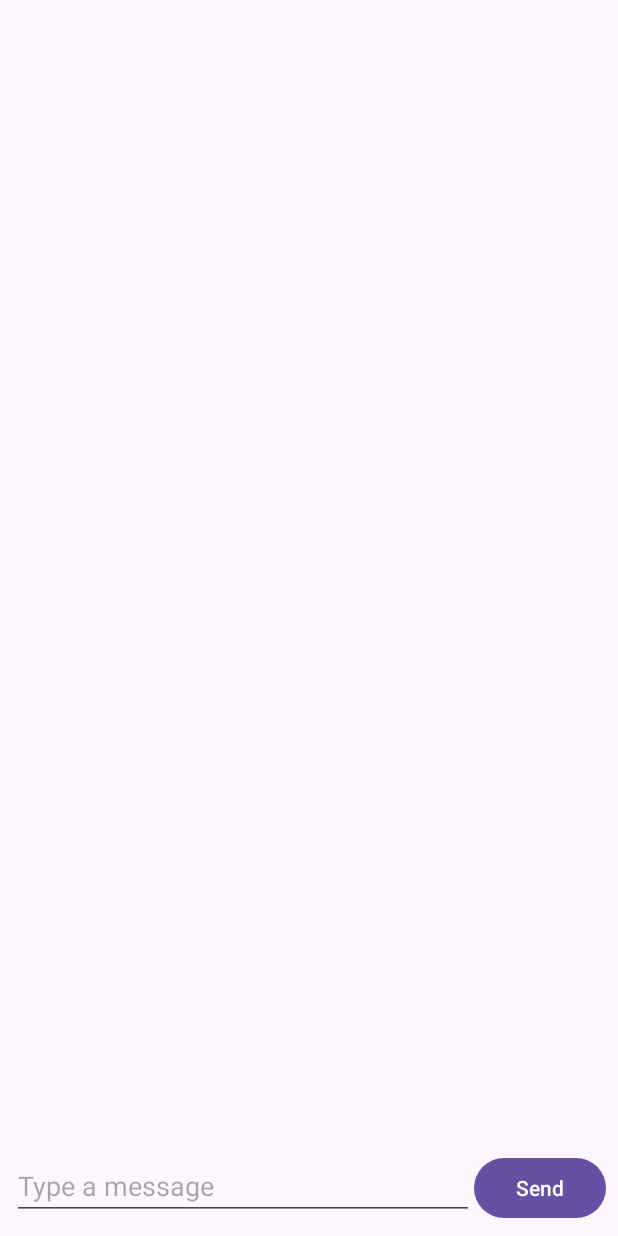
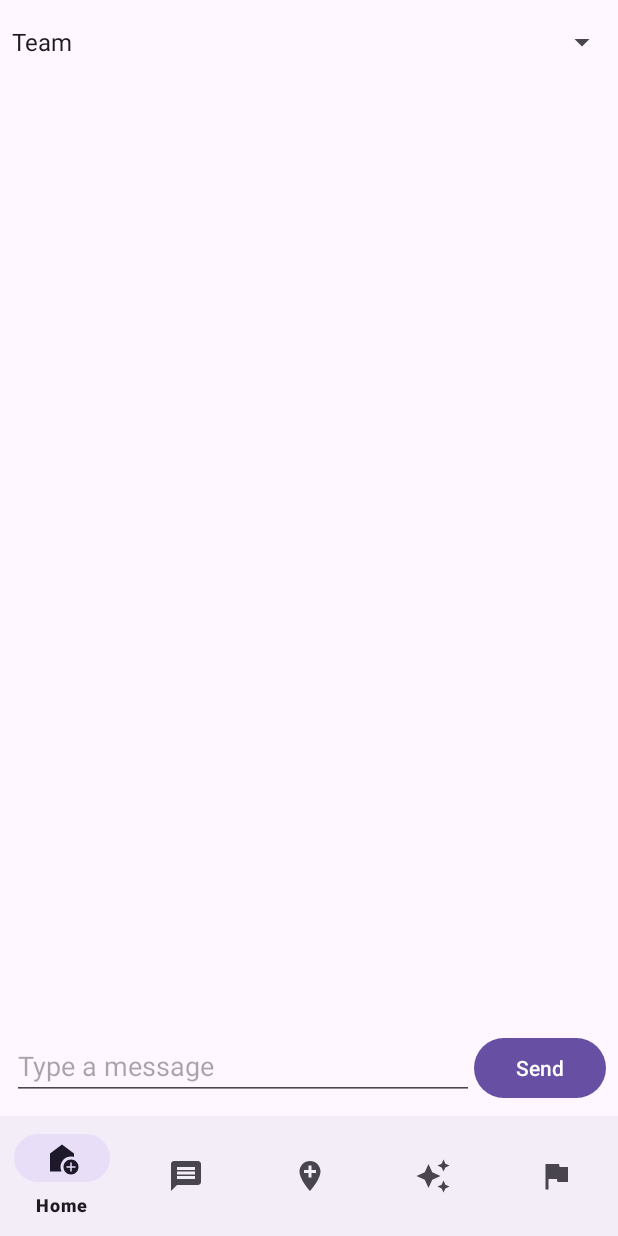
Before and after one commit to charpasi/FitNeighborApp, an Android app built with Jetpack Compose: the screen it shows after launch (MessagesActivity), item 2 of the bottom bar chosen, on a phone screen of 412 x 824 dp. Run offline under Robolectric (Android 15) with nearby library versions, the light colour scheme and no system bars; our stand-ins replace Room's generated code.

Commit message:
added some backend to store messages and fixed drop down

```diff
--- a/app/build.gradle.kts
+++ b/app/build.gradle.kts
@@ -41,6 +41,7 @@ android {
 
 dependencies {
 
+    implementation (libs.room.runtime)
     implementation(libs.appcompat)
     implementation(libs.material)
     implementation(libs.activity)
@@ -59,4 +60,5 @@ dependencies {
     androidTestImplementation(libs.ui.test.junit4)
     debugImplementation(libs.ui.tooling)
     debugImplementation(libs.ui.test.manifest)
+    annotationProcessor (libs.room.compiler)
 }
--- /dev/null
+++ b/app/src/main/java/com/example/fitneighborapp/data/AppDatabase.java
@@ -0,0 +1,27 @@
+package com.example.fitneighborapp.data;
+
+import android.content.Context;
+
+import androidx.room.Database;
+import androidx.room.Room;
+import androidx.room.RoomDatabase;
+
+import com.example.fitneighborapp.messages.Messages;
+
+@Database(entities = {Messages.class}, version = 1, exportSchema = false)
+public abstract class AppDatabase extends RoomDatabase {
+
+    private static AppDatabase instance;
+
+    public abstract MessageDao messageDao();
+
+    public static synchronized AppDatabase getInstance(Context context) {
+        if (instance == null) {
+            instance = Room.databaseBuilder(context.getApplicationContext(),
+                            AppDatabase.class, "fitneighbor_database")
+                    .fallbackToDestructiveMigration()
+                    .build();
+        }
+        return instance;
+    }
+}
--- /dev/null
+++ b/app/src/main/java/com/example/fitneighborapp/data/MessageDao.java
@@ -0,0 +1,19 @@
+package com.example.fitneighborapp.data;
+
+import androidx.room.Dao;
+import androidx.room.Insert;
+import androidx.room.Query;
+
+import com.example.fitneighborapp.messages.Messages;
+
+import java.util.List;
+
+@Dao
+public interface MessageDao {
+
+    @Insert
+    void insertMessage(Messages message);
+
+    @Query("SELECT * FROM messages WHERE chatType = :chatType ORDER BY timestamp ASC")
+    List<Messages> getMessagesForChat(String chatType);
+}
--- a/app/src/main/java/com/example/fitneighborapp/messages/Messages.java
+++ b/app/src/main/java/com/example/fitneighborapp/messages/Messages.java
@@ -1,17 +1,33 @@
 package com.example.fitneighborapp.messages;
 
+import androidx.room.Entity;
+import androidx.room.PrimaryKey;
+
+@Entity(tableName = "messages")
 public class Messages {
+    @PrimaryKey(autoGenerate = true)
+    private int id;
+
     private String sender;
     private String content;
     private long timestamp;
+    private String chatType;
 
-    public Messages(String sender, String content, long timestamp) {
+    public Messages(String sender, String content, long timestamp, String chatType) {
         this.sender = sender;
         this.content = content;
         this.timestamp = timestamp;
+        this.chatType = chatType;
     }
 
     // Getters and Setters
+    public int getId() {
+        return id;
+    }
+
+    public void setId(int id) {
+        this.id = id;
+    }
     public String getSender() {
         return sender;
     }
@@ -35,4 +51,11 @@ public class Messages {
     public void setTimestamp(long timestamp) {
         this.timestamp = timestamp;
     }
+    public String getChatType() {
+        return chatType;
+    }
+
+    public void setChatType(String chatType) {
+        this.chatType = chatType;
+    }
 }
--- a/app/src/main/java/com/example/fitneighborapp/messages/MessagesActivity.java
+++ b/app/src/main/java/com/example/fitneighborapp/messages/MessagesActivity.java
@@ -1,34 +1,49 @@
 package com.example.fitneighborapp.messages;
 
+import android.os.AsyncTask;
 import android.os.Bundle;
+import android.util.Log;
 import android.view.View;
+import android.widget.AdapterView;
+import android.widget.ArrayAdapter;
 import android.widget.Button;
 import android.widget.EditText;
+import android.widget.Spinner;
+import android.widget.Toast;
+
 import androidx.appcompat.app.AppCompatActivity;
 import androidx.recyclerview.widget.LinearLayoutManager;
 import androidx.recyclerview.widget.RecyclerView;
 
 import com.example.fitneighborapp.R;
+import com.example.fitneighborapp.data.AppDatabase;
+import com.example.fitneighborapp.data.MessageDao;
 
 import java.util.ArrayList;
 import java.util.List;
 
 public class MessagesActivity extends AppCompatActivity {
+
     private RecyclerView recyclerViewMessages;
     private EditText editTextMessage;
     private Button buttonSend;
     private MessageAdapter adapter;
     private List<Messages> messageList;
+    private Spinner spinnerChatSelection;
+    private String currentChatSelection = "Team";  // Default chat selection
+    private AppDatabase appDatabase;
+    private MessageDao messageDao;
 
     @Override
     protected void onCreate(Bundle savedInstanceState) {
         super.onCreate(savedInstanceState);
-        setContentView(R.layout.activity_messages);  // Link to XML layout
+        setContentView(R.layout.activity_messages);
 
-        // Initialize RecyclerView and other views
+        // Initialize views
         recyclerViewMessages = findViewById(R.id.recyclerViewMessages);
         editTextMessage = findViewById(R.id.editTextMessage);
         buttonSend = findViewById(R.id.buttonSend);
+        spinnerChatSelection = findViewById(R.id.spinnerChatSelection);
 
         // Set up the RecyclerView with adapter and layout manager
         messageList = new ArrayList<>();
@@ -36,18 +51,92 @@ public class MessagesActivity extends AppCompatActivity {
         recyclerViewMessages.setLayoutManager(new LinearLayoutManager(this));
         recyclerViewMessages.setAdapter(adapter);
 
+        // Initialize Room database and DAO
+        appDatabase = AppDatabase.getInstance(this);
+        messageDao = appDatabase.messageDao();
+
+        // Create an array of options for the spinner (Team, Town, State)
+        String[] chatOptions = {"Team", "Town", "State"};
+
+        // Set up the adapter to populate the spinner with the options
+        ArrayAdapter<String> adapterSpinner = new ArrayAdapter<>(this, android.R.layout.simple_spinner_item, chatOptions);
+        adapterSpinner.setDropDownViewResource(android.R.layout.simple_spinner_dropdown_item);
+        spinnerChatSelection.setAdapter(adapterSpinner);
+
+        // Spinner item selection listener
+        spinnerChatSelection.setOnItemSelectedListener(new AdapterView.OnItemSelectedListener() {
+            @Override
+            public void onItemSelected(AdapterView<?> parentView, View selectedItemView, int position, long id) {
+                currentChatSelection = parentView.getItemAtPosition(position).toString();
+                // Show a Toast message for testing
+                Toast.makeText(MessagesActivity.this, "Chat switched to: " + currentChatSelection, Toast.LENGTH_SHORT).show();
+                loadMessagesForSelectedChat();  // Load messages based on the selected chat type
+            }
+
+            @Override
+            public void onNothingSelected(AdapterView<?> parentView) {
+                // No action needed here
+            }
+        });
+
         // Send button click listener
         buttonSend.setOnClickListener(new View.OnClickListener() {
             @Override
             public void onClick(View v) {
                 String messageContent = editTextMessage.getText().toString();
                 if (!messageContent.isEmpty()) {
-                    messageList.add(new Messages("You", messageContent, System.currentTimeMillis()));
-                    adapter.notifyItemInserted(messageList.size() - 1);
+                    Messages newMessage = new Messages("You", messageContent, System.currentTimeMillis(), currentChatSelection);
+                    new InsertMessageAsyncTask().execute(newMessage);  // Insert message in background thread
                     editTextMessage.setText("");  // Clear the input field
                     recyclerViewMessages.scrollToPosition(messageList.size() - 1);  // Scroll to bottom
                 }
             }
         });
+
+        // Load initial messages (for default chat type, e.g., "Team")
+        loadMessagesForSelectedChat();
+    }
+
+    // AsyncTask to handle database insert in background
+    private class InsertMessageAsyncTask extends AsyncTask<Messages, Void, Messages> {
+
+        @Override
+        protected Messages doInBackground(Messages... messages) {
+            messageDao.insertMessage(messages[0]);  // Insert the message into the database
+            return messages[0];  // Return the message back to the UI thread
+        }
+
+        @Override
+        protected void onPostExecute(Messages message) {
+            // After inserting, update the message list on the main thread
+            messageList.add(message);  // Add the newly inserted message
+            adapter.notifyItemInserted(messageList.size() - 1);  // Notify adapter
+            recyclerViewMessages.scrollToPosition(messageList.size() - 1);  // Scroll to bottom
+        }
+    }
+
+    // Load messages based on the selected chat type
+    private void loadMessagesForSelectedChat() {
+        // Clear the existing messages
+        messageList.clear();
+
+        // Query the database for messages based on the selected chat type
+        new Thread(new Runnable() {
+            @Override
+            public void run() {
+                List<Messages> messages = messageDao.getMessagesForChat(currentChatSelection);
+
+                // Debugging: Log the number of messages loaded
+                Log.d("MessagesActivity", "Messages loaded: " + messages.size());
+
+                runOnUiThread(new Runnable() {
+                    @Override
+                    public void run() {
+                        messageList.addAll(messages);  // Add fetched messages to the list
+                        adapter.notifyDataSetChanged();  // Notify adapter that data has changed
+                    }
+                });
+            }
+        }).start();  // Make sure the thread runs
     }
 }
--- a/app/src/main/res/layout/activity_messages.xml
+++ b/app/src/main/res/layout/activity_messages.xml
@@ -1,22 +1,40 @@
 <?xml version="1.0" encoding="utf-8"?>
-<LinearLayout xmlns:android="http://schemas.android.com/apk/res/android"
+<androidx.constraintlayout.widget.ConstraintLayout xmlns:android="http://schemas.android.com/apk/res/android"
+    xmlns:app="http://schemas.android.com/apk/res-auto"
     android:layout_width="match_parent"
-    android:layout_height="match_parent"
-    android:orientation="vertical">
+    android:layout_height="match_parent">
+
+    <!-- Dropdown (Spinner) for selecting Team, Town, or State -->
+    <Spinner
+        android:id="@+id/spinnerChatSelection"
+        android:layout_width="match_parent"
+        android:layout_height="wrap_content"
+        android:layout_marginTop="16dp"
+        app:layout_constraintTop_toTopOf="parent"
+        app:layout_constraintStart_toStartOf="parent"
+        app:layout_constraintEnd_toEndOf="parent" />
 
     <!-- Chat messages list -->
     <androidx.recyclerview.widget.RecyclerView
         android:id="@+id/recyclerViewMessages"
-        android:layout_width="match_parent"
+        android:layout_width="0dp"
         android:layout_height="0dp"
-        android:layout_weight="1" />
+        android:layout_marginTop="16dp"
+        app:layout_constraintTop_toBottomOf="@id/spinnerChatSelection"
+        app:layout_constraintStart_toStartOf="parent"
+        app:layout_constraintEnd_toEndOf="parent"
+        app:layout_constraintBottom_toTopOf="@id/messageInputLayout"/>
 
     <!-- Message input and send button -->
     <LinearLayout
+        android:id="@+id/messageInputLayout"
         android:layout_width="match_parent"
         android:layout_height="wrap_content"
         android:orientation="horizontal"
-        android:padding="8dp">
+        android:padding="8dp"
+        app:layout_constraintBottom_toTopOf="@id/bottom_navigation"
+        app:layout_constraintStart_toStartOf="parent"
+        app:layout_constraintEnd_toEndOf="parent">
 
         <EditText
             android:id="@+id/editTextMessage"
@@ -32,4 +50,13 @@
             android:layout_height="wrap_content"
             android:text="Send" />
     </LinearLayout>
-</LinearLayout>
+
+    <!-- Bottom Navigation Bar -->
+    <com.google.android.material.bottomnavigation.BottomNavigationView
+        android:id="@+id/bottom_navigation"
+        android:layout_width="match_parent"
+        android:layout_height="wrap_content"
+        app:layout_constraintBottom_toBottomOf="parent"
+        app:menu="@menu/bottom_nav_menu" />
+
+</androidx.constraintlayout.widget.ConstraintLayout>
--- a/gradle/libs.versions.toml
+++ b/gradle/libs.versions.toml
@@ -11,6 +11,7 @@ kotlin = "2.0.0"
 lifecycleRuntimeKtx = "2.8.7"
 activityCompose = "1.9.3"
 composeBom = "2024.04.01"
+roomRuntime = "2.6.1"
 
 [libraries]
 junit = { group = "junit", name = "junit", version.ref = "junit" }
@@ -23,6 +24,8 @@ constraintlayout = { group = "androidx.constraintlayout", name = "constraintlayo
 lifecycle-runtime-ktx = { group = "androidx.lifecycle", name = "lifecycle-runtime-ktx", version.ref = "lifecycleRuntimeKtx" }
 activity-compose = { group = "androidx.activity", name = "activity-compose", version.ref = "activityCompose" }
 compose-bom = { group = "androidx.compose", name = "compose-bom", version.ref = "composeBom" }
+room-compiler = { module = "androidx.room:room-compiler", version.ref = "roomRuntime" }
+room-runtime = { module = "androidx.room:room-runtime", version.ref = "roomRuntime" }
 ui = { group = "androidx.compose.ui", name = "ui" }
 ui-graphics = { group = "androidx.compose.ui", name = "ui-graphics" }
 ui-tooling = { group = "androidx.compose.ui", name = "ui-tooling" }
```
